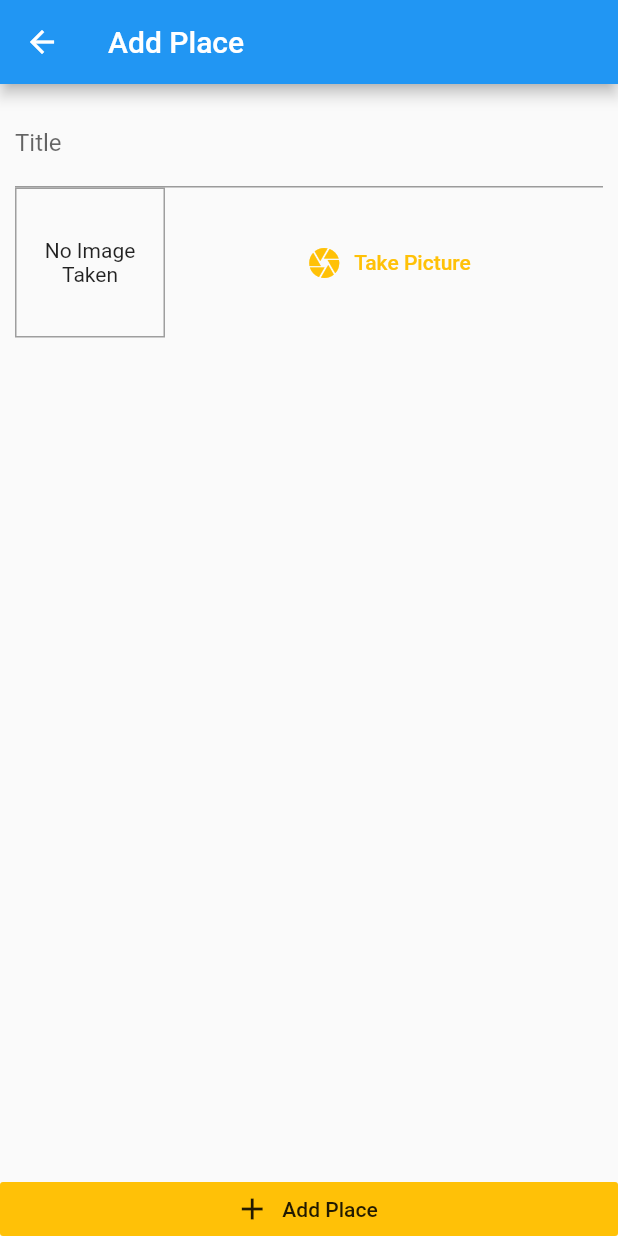
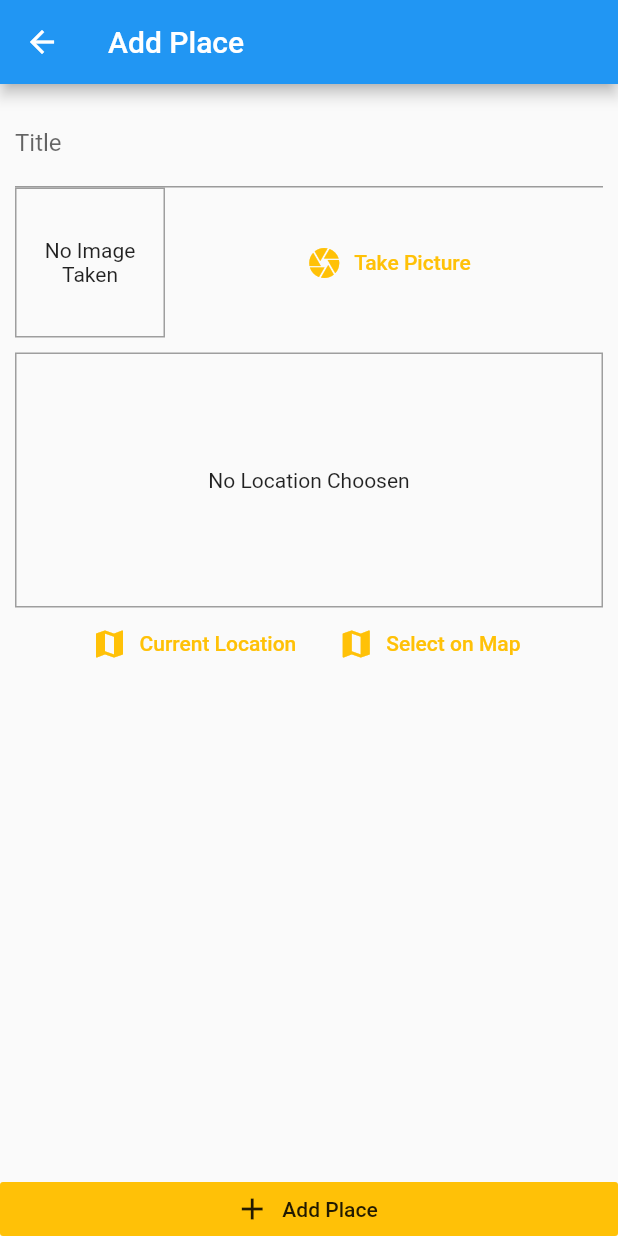
Before and after one commit to ZoraizEjaz/NativeDeviceFeatures, a Flutter app: the AddPlaceScreen screen opened by its route, on a phone screen of 412 x 824 dp. Run offline on Flutter 3.47's test engine with Material 2 defaults, Android fonts, the phone set to English and light mode, and no system bars; our stand-ins replace image_picker, sqflite; accounts and stored records are empty.

Commit message:
Location dependecies and design added

```diff
--- a/native_device_features/lib/screens/add_place_screen.dart
+++ b/native_device_features/lib/screens/add_place_screen.dart
@@ -4,6 +4,7 @@ import 'package:flutter/material.dart';
 import '../widgets/image_input.dart';
 import 'package:provider/provider.dart';
 import '../providers/great_places.dart';
+import '../widgets/location_input.dart';
 
 class AddPlaceScreen extends StatefulWidget {
   static const routeName = '/add-place';
@@ -56,6 +57,10 @@ class _AddPlaceScreenState extends State<AddPlaceScreen> {
                       width: 10,
                     ),
                     ImageInput(_selectImage),
+                    SizedBox(
+                      height: 10,
+                    ),
+                    LocationInput(),
                   ],
                 ),
               ),
--- /dev/null
+++ b/native_device_features/lib/widgets/location_input.dart
@@ -0,0 +1,52 @@
+import 'package:flutter/material.dart';
+
+class LocationInput extends StatefulWidget {
+  @override
+  _LocationInputState createState() => _LocationInputState();
+}
+
+class _LocationInputState extends State<LocationInput> {
+  String _previewImageUrl;
+  @override
+  Widget build(BuildContext context) {
+    return Column(
+      children: <Widget>[
+        Container(
+          height: 170,
+          width: double.infinity,
+          alignment: Alignment.center,
+          decoration: BoxDecoration(
+            border: Border.all(
+              width: 1,
+              color: Colors.grey,
+            ),
+          ),
+          child: _previewImageUrl == null
+              ? Text('No Location Choosen')
+              : Image.network(
+                  _previewImageUrl,
+                  fit: BoxFit.cover,
+                  width: double.infinity,
+                ),
+        ),
+        Row(
+          mainAxisAlignment: MainAxisAlignment.center,
+          children: <Widget>[
+            FlatButton.icon(
+              onPressed: () {},
+              icon: Icon(Icons.map),
+              textColor: Theme.of(context).accentColor,
+              label: Text('Current Location'),
+            ),
+            FlatButton.icon(
+              onPressed: () {},
+              icon: Icon(Icons.map),
+              textColor: Theme.of(context).accentColor,
+              label: Text('Select on Map'),
+            ),
+          ],
+        )
+      ],
+    );
+  }
+}
```
Also changed, not shown: 2 other files.
